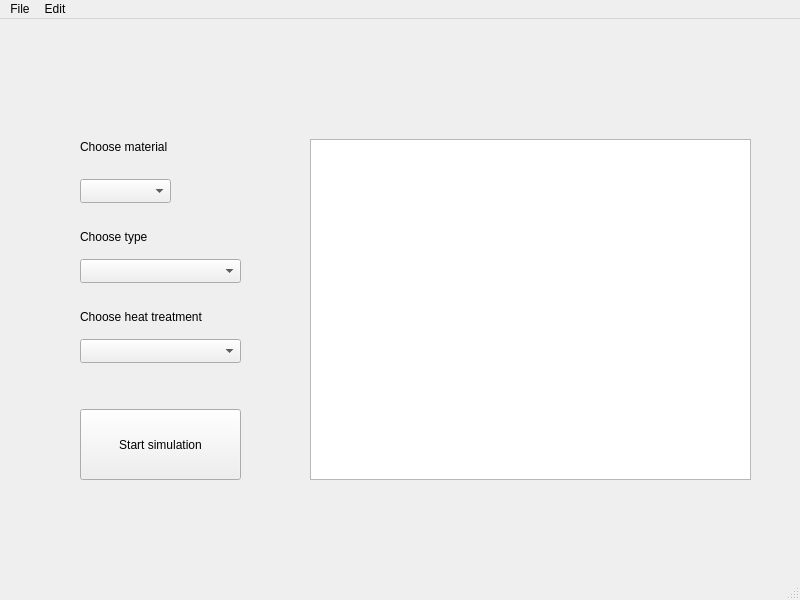
Qt form mainwindow.ui (AmmarSyedK/ThermSim) before a commit.
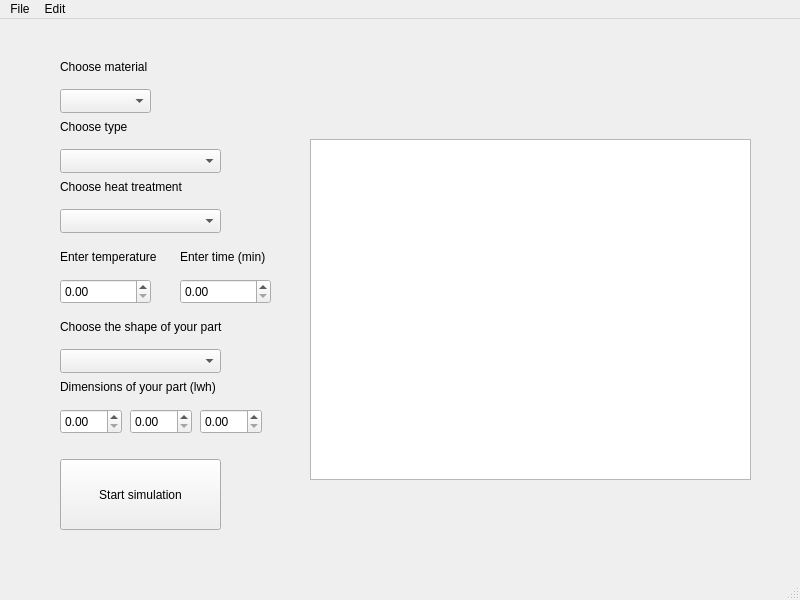
The same form after that commit.

```diff
--- a/mainwindow.ui
+++ b/mainwindow.ui
@@ -17,8 +17,8 @@
    <widget class="QPushButton" name="pushButton_2">
     <property name="geometry">
      <rect>
-      <x>80</x>
-      <y>390</y>
+      <x>60</x>
+      <y>440</y>
       <width>161</width>
       <height>71</height>
      </rect>
@@ -30,8 +30,8 @@
    <widget class="QComboBox" name="materialComboBox">
     <property name="geometry">
      <rect>
-      <x>80</x>
-      <y>160</y>
+      <x>60</x>
+      <y>70</y>
       <width>91</width>
       <height>24</height>
      </rect>
@@ -40,8 +40,8 @@
    <widget class="QComboBox" name="typeComboBox">
     <property name="geometry">
      <rect>
-      <x>80</x>
-      <y>240</y>
+      <x>60</x>
+      <y>130</y>
       <width>161</width>
       <height>24</height>
      </rect>
@@ -50,8 +50,8 @@
    <widget class="QLabel" name="label_2">
     <property name="geometry">
      <rect>
-      <x>80</x>
-      <y>120</y>
+      <x>60</x>
+      <y>40</y>
       <width>91</width>
       <height>16</height>
      </rect>
@@ -63,8 +63,8 @@
    <widget class="QLabel" name="label_3">
     <property name="geometry">
      <rect>
-      <x>80</x>
-      <y>210</y>
+      <x>60</x>
+      <y>100</y>
       <width>151</width>
       <height>16</height>
      </rect>
@@ -76,8 +76,8 @@
    <widget class="QLabel" name="label_4">
     <property name="geometry">
      <rect>
-      <x>80</x>
-      <y>290</y>
+      <x>60</x>
+      <y>160</y>
       <width>131</width>
       <height>16</height>
      </rect>
@@ -89,8 +89,8 @@
    <widget class="QComboBox" name="treatmentComboBox">
     <property name="geometry">
      <rect>
-      <x>80</x>
-      <y>320</y>
+      <x>60</x>
+      <y>190</y>
       <width>161</width>
       <height>24</height>
      </rect>
@@ -106,6 +106,133 @@
      </rect>
     </property>
    </widget>
+   <widget class="QLabel" name="label_5">
+    <property name="geometry">
+     <rect>
+      <x>60</x>
+      <y>230</y>
+      <width>101</width>
+      <height>16</height>
+     </rect>
+    </property>
+    <property name="text">
+     <string>Enter temperature</string>
+    </property>
+   </widget>
+   <widget class="QComboBox" name="shapeComboBox">
+    <property name="geometry">
+     <rect>
+      <x>60</x>
+      <y>330</y>
+      <width>161</width>
+      <height>24</height>
+     </rect>
+    </property>
+   </widget>
+   <widget class="QLabel" name="label_6">
+    <property name="geometry">
+     <rect>
+      <x>60</x>
+      <y>300</y>
+      <width>171</width>
+      <height>16</height>
+     </rect>
+    </property>
+    <property name="text">
+     <string>Choose the shape of your part</string>
+    </property>
+   </widget>
+   <widget class="QLabel" name="label_7">
+    <property name="geometry">
+     <rect>
+      <x>60</x>
+      <y>360</y>
+      <width>171</width>
+      <height>16</height>
+     </rect>
+    </property>
+    <property name="text">
+     <string>Dimensions of your part (lwh)</string>
+    </property>
+   </widget>
+   <widget class="QDoubleSpinBox" name="lengthDoubleSpinBox">
+    <property name="geometry">
+     <rect>
+      <x>60</x>
+      <y>390</y>
+      <width>62</width>
+      <height>25</height>
+     </rect>
+    </property>
+    <property name="maximum">
+     <double>10000.000000000000000</double>
+    </property>
+   </widget>
+   <widget class="QDoubleSpinBox" name="widthDoubleSpinBox">
+    <property name="geometry">
+     <rect>
+      <x>130</x>
+      <y>390</y>
+      <width>62</width>
+      <height>25</height>
+     </rect>
+    </property>
+    <property name="maximum">
+     <double>10000.000000000000000</double>
+    </property>
+   </widget>
+   <widget class="QDoubleSpinBox" name="heightDoubleSpinBox">
+    <property name="geometry">
+     <rect>
+      <x>200</x>
+      <y>390</y>
+      <width>62</width>
+      <height>25</height>
+     </rect>
+    </property>
+    <property name="maximum">
+     <double>10000.000000000000000</double>
+    </property>
+   </widget>
+   <widget class="QDoubleSpinBox" name="temperatureDoubleSpinBox">
+    <property name="geometry">
+     <rect>
+      <x>60</x>
+      <y>260</y>
+      <width>91</width>
+      <height>25</height>
+     </rect>
+    </property>
+    <property name="maximum">
+     <double>99999999.000000000000000</double>
+    </property>
+   </widget>
+   <widget class="QLabel" name="label_8">
+    <property name="geometry">
+     <rect>
+      <x>180</x>
+      <y>230</y>
+      <width>101</width>
+      <height>16</height>
+     </rect>
+    </property>
+    <property name="text">
+     <string>Enter time (min)</string>
+    </property>
+   </widget>
+   <widget class="QDoubleSpinBox" name="timeSpinBox">
+    <property name="geometry">
+     <rect>
+      <x>180</x>
+      <y>260</y>
+      <width>91</width>
+      <height>25</height>
+     </rect>
+    </property>
+    <property name="maximum">
+     <double>99999999.000000000000000</double>
+    </property>
+   </widget>
   </widget>
   <widget class="QMenuBar" name="menubar">
    <property name="geometry">
```
Left out of the diff: 2 changed lines with no effect on the pictures.
